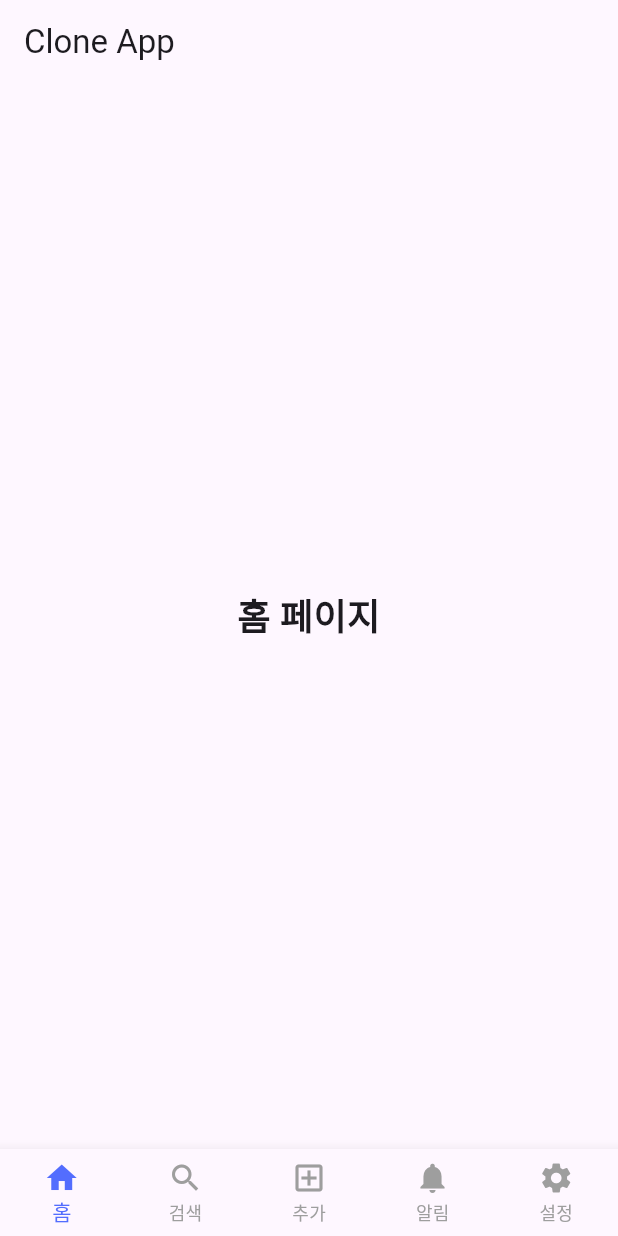
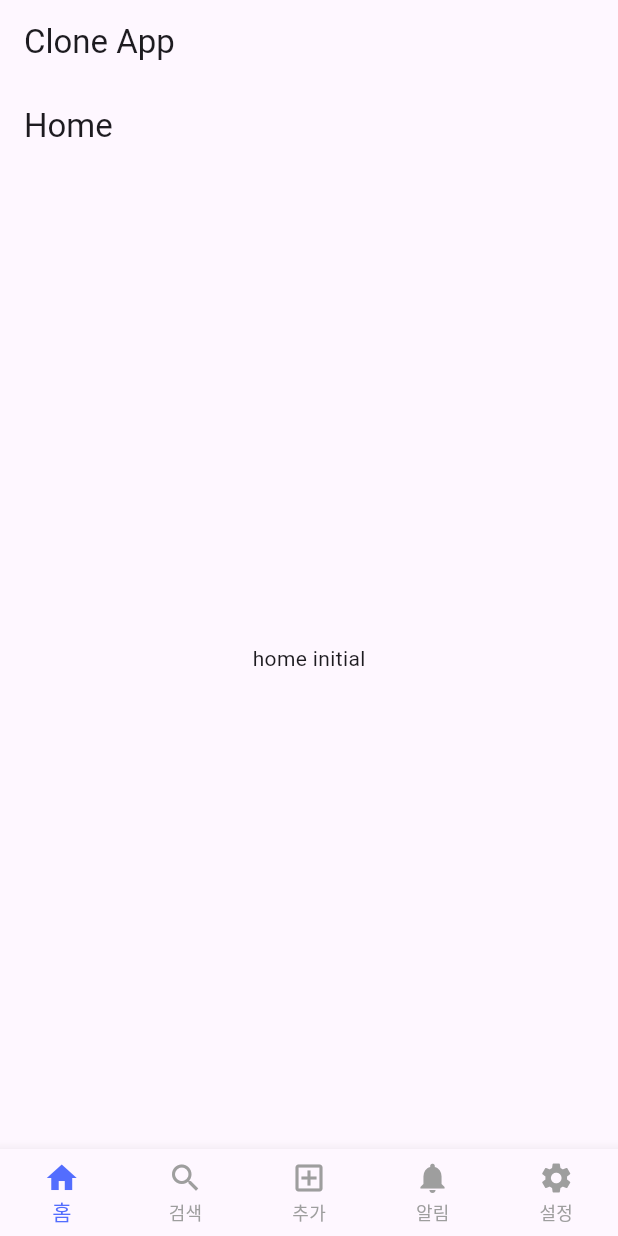
Before and after one commit to kumgold/blind-clone-flutter, a Flutter app: the screen it shows after launch, on a phone screen of 412 x 824 dp. Run offline on Flutter 3.47's test engine with Material 3 defaults, Android fonts, the light colour scheme and no system bars; our stand-ins replace equatable, flutter_bloc.

Commit message:
🛠️ home bloc pattern

```diff
--- a/blind-clone/lib/main.dart
+++ b/blind-clone/lib/main.dart
@@ -1,4 +1,7 @@
+import 'package:blind_clone_flutter/ui/home/home_bloc.dart';
+import 'package:blind_clone_flutter/ui/home/home_screen.dart';
 import 'package:flutter/material.dart';
+import 'package:flutter_bloc/flutter_bloc.dart';
 
 void main() {
   runApp(const MyApp());
@@ -32,9 +35,9 @@
   int _selectedIndex = 0;
 
   // 각 탭에 해당하는 페이지 위젯들을 리스트로 정의
-  static const List<Widget> _widgetOptions = <Widget>[
+  static final List<Widget> _widgetOptions = <Widget>[
     // 각 탭을 눌렀을 때 보여줄 페이지 위젯들
-    PlaceholderPage(pageTitle: '홈'),
+    BlocProvider(create: (context) => HomeBloc(), child: const HomeScreen()),
     PlaceholderPage(pageTitle: '검색'),
     PlaceholderPage(pageTitle: '추가'),
     PlaceholderPage(pageTitle: '알림'),
--- /dev/null
+++ b/blind-clone/lib/ui/home/home_bloc.dart
@@ -0,0 +1,19 @@
+import 'package:blind_clone_flutter/ui/home/home_event.dart';
+import 'package:blind_clone_flutter/ui/home/home_state.dart';
+import 'package:flutter_bloc/flutter_bloc.dart';
+
+class HomeBloc extends Bloc<HomeEvent, HomeState> {
+  HomeBloc() : super(HomeInitial()) {
+    on<FetchDataEvent>((event, emit) async {
+      emit(HomeLoading());
+
+      try {
+        await Future.delayed(const Duration(seconds: 2));
+
+        emit(const HomeResult(message: 'fetch data successed'));
+      } catch (e) {
+        emit(const HomeError(errorMessage: 'fetch data failed'));
+      }
+    });
+  }
+}
--- /dev/null
+++ b/blind-clone/lib/ui/home/home_event.dart
@@ -0,0 +1,10 @@
+import 'package:equatable/equatable.dart';
+
+abstract class HomeEvent extends Equatable {
+  const HomeEvent();
+
+  @override
+  List<Object> get props => [];
+}
+
+class FetchDataEvent extends HomeEvent {}
--- /dev/null
+++ b/blind-clone/lib/ui/home/home_screen.dart
@@ -0,0 +1,28 @@
+import 'package:blind_clone_flutter/ui/home/home_bloc.dart';
+import 'package:blind_clone_flutter/ui/home/home_state.dart';
+import 'package:flutter/material.dart';
+import 'package:flutter_bloc/flutter_bloc.dart';
+
+class HomeScreen extends StatelessWidget {
+  const HomeScreen({super.key});
+
+  @override
+  Widget build(BuildContext context) {
+    return Scaffold(
+      appBar: AppBar(title: const Text('Home')),
+      body: Center(
+        child: BlocBuilder<HomeBloc, HomeState>(
+          builder: (context, state) {
+            if (state is HomeInitial) {
+              return Text('home initial');
+            }
+            if (state is HomeLoading) {
+              return Text('home loading');
+            }
+            return Text('error state');
+          },
+        ),
+      ),
+    );
+  }
+}
--- /dev/null
+++ b/blind-clone/lib/ui/home/home_state.dart
@@ -0,0 +1,30 @@
+import 'package:equatable/equatable.dart';
+
+abstract class HomeState extends Equatable {
+  const HomeState();
+
+  @override
+  List<Object> get props => [];
+}
+
+class HomeInitial extends HomeState {}
+
+class HomeLoading extends HomeState {}
+
+class HomeResult extends HomeState {
+  final String message;
+
+  const HomeResult({required this.message});
+
+  @override
+  List<Object> get props => [message];
+}
+
+class HomeError extends HomeState {
+  final String errorMessage;
+
+  const HomeError({required this.errorMessage});
+
+  @override
+  List<Object> get props => [errorMessage];
+}
--- a/blind-clone/pubspec.yaml
+++ b/blind-clone/pubspec.yaml
@@ -36,6 +36,7 @@ dependencies:
   cupertino_icons: ^1.0.8
   flutter_bloc: ^9.1.1
   dio: ^5.8.0+1
+  equatable: ^2.0.7
 
 dev_dependencies:
   flutter_test:
```
Also changed, not shown: blind-clone/lib/ui/home.dart (deleted).
